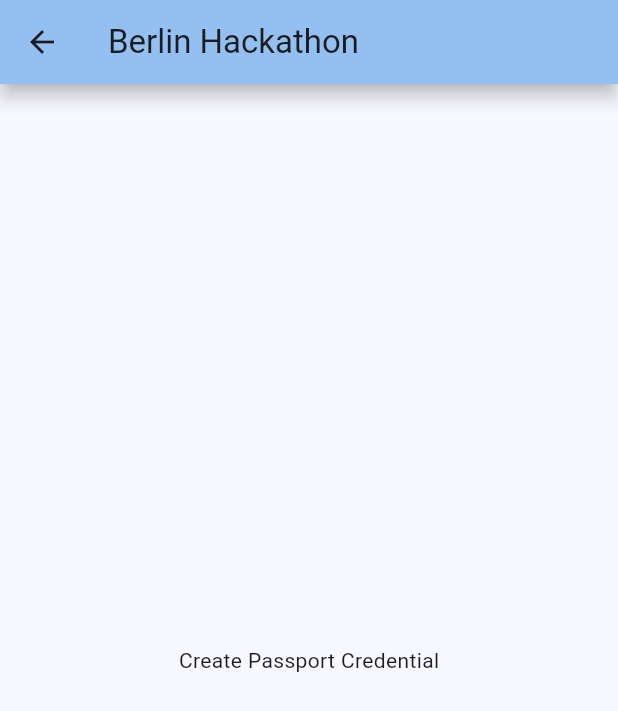
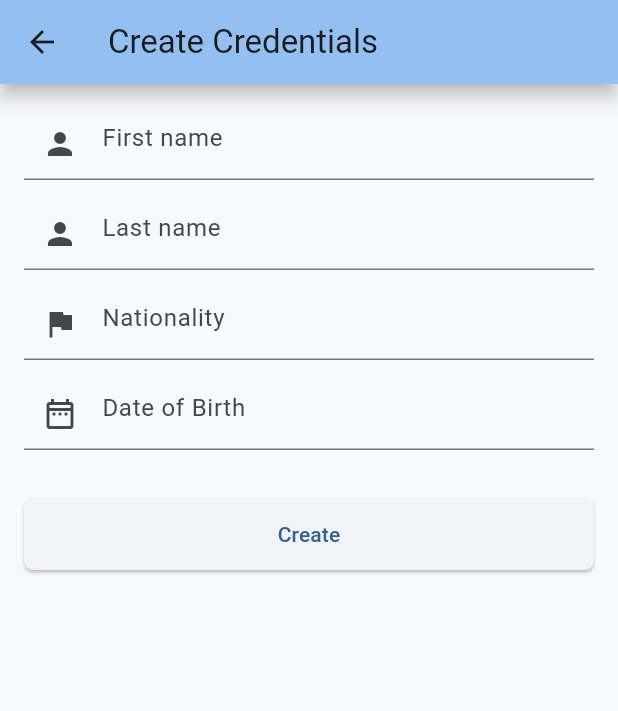
Before and after one commit to gnout/dash, a Flutter app: the Create screen opened by its route, on a phone screen of 412 x 824 dp. Shown: the top 711 px of the screen. Run offline on Flutter 3.47's test engine with Material 3 defaults, Android fonts, the phone set to English and light mode, and no system bars; our stand-ins replace google_fonts; Roboto replaces fonts that are missing (Ubuntu).

Commit message:
Create credentials

```diff
--- a/lib/presentation/screens/create.dart
+++ b/lib/presentation/screens/create.dart
@@ -1,16 +1,169 @@
 import 'package:flutter/material.dart';
 
-class Create extends StatelessWidget {
+class Create extends StatefulWidget {
   const Create({super.key});
+
+  @override
+  State<Create> createState() => _CreateState();
+}
+
+class _CreateState extends State<Create> {
+  final _formKey = GlobalKey<FormState>();
+
+  String _firstName = '';
+  String _lastName = '';
+  String _nationality = '';
+  String _dateOfBirth = '';
 
   @override
   Widget build(BuildContext context) {
     return Scaffold(
       appBar: AppBar(
-        title: const Text('Berlin Hackathon'),
+        title: const Text('Create Credentials'),
       ),
-      body: const Center(
-        child: Text('Create Passport Credential'),
+      body: Form(
+        key: _formKey,
+        child: Padding(
+          padding: const EdgeInsets.all(
+            16.0,
+          ),
+          child: Column(
+            children: [
+              TextFormField(
+                validator: (val) {
+                  if (val == null) {
+                    return 'First name cannot be null';
+                  }
+
+                  if (val.isEmpty) {
+                    return 'First name cannot be empty';
+                  }
+
+                  return null;
+                },
+                keyboardType: TextInputType.name,
+                decoration: const InputDecoration(
+                  hintText: 'First name',
+                  prefixIcon: Icon(Icons.person),
+                ),
+                onChanged: (text) {
+                  _firstName = text;
+                },
+              ),
+              const SizedBox(
+                height: 12.0,
+              ),
+              TextFormField(
+                validator: (val) {
+                  if (val == null) {
+                    return 'Last name cannot be null';
+                  }
+
+                  if (val.isEmpty) {
+                    return 'Last name cannot be empty';
+                  }
+
+                  return null;
+                },
+                keyboardType: TextInputType.name,
+                decoration: const InputDecoration(
+                  hintText: 'Last name',
+                  prefixIcon: Icon(Icons.person),
+                ),
+                onChanged: (text) {
+                  _lastName = text;
+                },
+              ),
+              const SizedBox(
+                height: 12.0,
+              ),
+              TextFormField(
+                validator: (val) {
+                  if (val == null) {
+                    return 'Nationality cannot be null';
+                  }
+
+                  if (val.isEmpty) {
+                    return 'Nationality cannot be empty';
+                  }
+
+                  return null;
+                },
+                keyboardType: TextInputType.text,
+                decoration: const InputDecoration(
+                  hintText: 'Nationality',
+                  prefixIcon: Icon(Icons.flag),
+                ),
+                onChanged: (text) {
+                  _nationality = text;
+                },
+              ),
+              const SizedBox(
+                height: 12.0,
+              ),
+              TextFormField(
+                validator: (val) {
+                  if (val == null) {
+                    return 'Date of Birth cannot be null';
+                  }
+
+                  if (val.isEmpty) {
+                    return 'Date of Birth cannot be empty';
+                  }
+
+                  return null;
+                },
+                keyboardType: TextInputType.text,
+                decoration: const InputDecoration(
+                  hintText: 'Date of Birth',
+                  prefixIcon: Icon(Icons.date_range_outlined),
+                ),
+                onChanged: (text) {
+                  _dateOfBirth = text;
+                },
+              ),
+              const SizedBox(
+                height: 32.0,
+              ),
+              ElevatedButton(
+                onPressed: () async {
+                  FocusManager.instance.primaryFocus?.unfocus();
+
+                  if (!_formKey.currentState!.validate()) {
+                    return;
+                  }
+
+                  String message = '';
+
+                  try {
+                    //
+                    // Do funny stuff here
+                    //
+
+                    message = 'Credential created successfully';
+                  } catch (e) {
+                    message = '$e';
+                  }
+
+                  if (context.mounted) {
+                    SnackBar snackBar = SnackBar(
+                      content: Text(message),
+                    );
+
+                    ScaffoldMessenger.of(context).showSnackBar(snackBar);
+                  }
+                },
+                style: ElevatedButton.styleFrom(
+                  minimumSize: const Size.fromHeight(48),
+                  shape: RoundedRectangleBorder(
+                    borderRadius: BorderRadius.circular(6.0),
+                  ),
+                ),
+                child: const Text('Create'),
+              ),
+            ],
+          ),
+        ),
       ),
     );
   }
```
